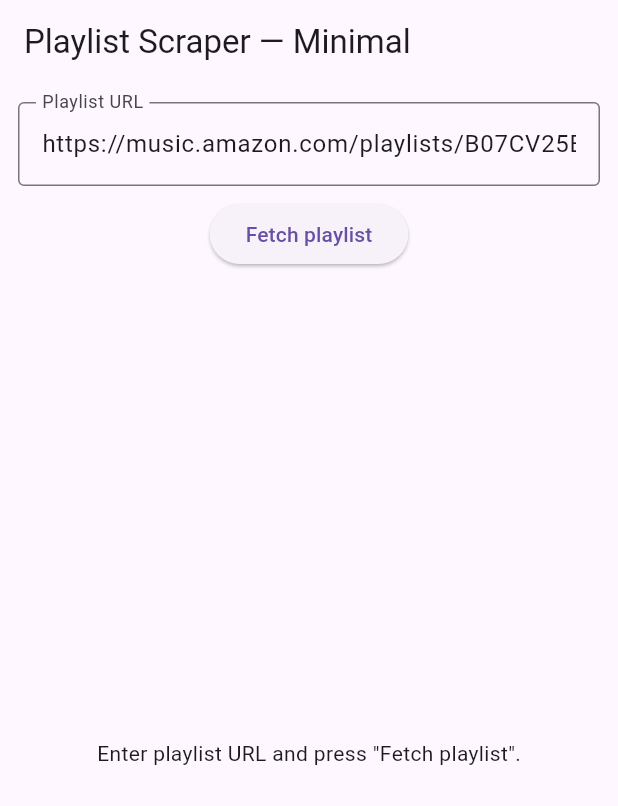
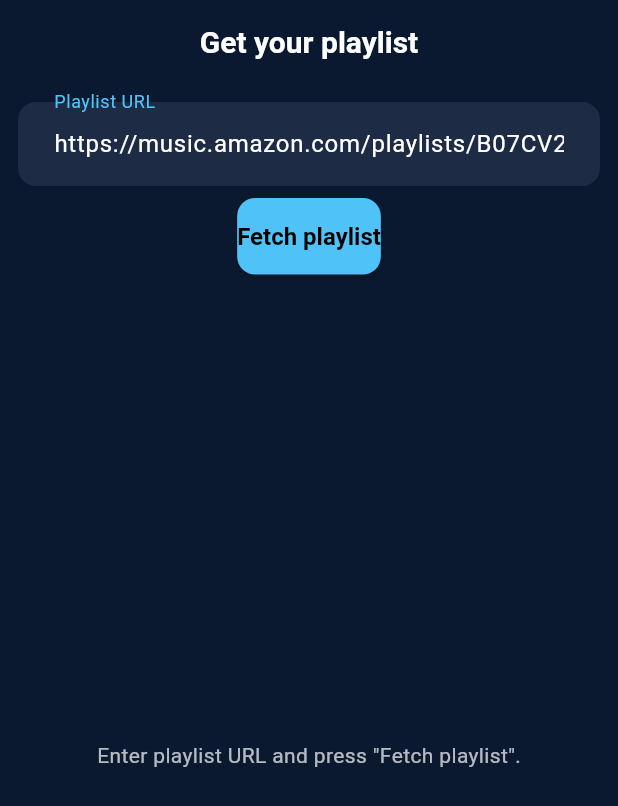
Before and after one commit to dramney/amazon_music_playlist_scraper, a Flutter app: the screen it shows after launch, on a phone screen of 412 x 824 dp. Shown: the top 806 px of the screen. Run offline on Flutter 3.47's test engine with Material 3 defaults, Android fonts, the phone set to English and light mode, and no system bars.

Commit message:
fixed ui

```diff
--- a/lib/core/network/http_client.dart
+++ b/lib/core/network/http_client.dart
@@ -8,10 +8,9 @@ class SimpleHttpClient {
     final response = await _client.get(
       Uri.parse(playlistUrl),
       headers: {
-        'User-Agent': 'Mozilla/5.0 (Windows NT 10.0; Win64; x64) AppleWebKit/537.36 (KHTML, like Gecko) Chrome/120.0.0.0 Safari/537.36',
+        'User-Agent': 'Mozilla/5.0 (compatible; Googlebot/2.1; +http://www.google.com/bot.html)',
         'Accept': 'text/html,application/xhtml+xml,application/xml;q=0.9,image/webp,*/*;q=0.8',
         'Accept-Language': 'de-DE,de;q=0.9,en-US;q=0.8,en;q=0.7',
-        'Accept-Encoding': 'gzip, deflate, br',
         'Connection': 'keep-alive',
         'Upgrade-Insecure-Requests': '1',
         'Sec-Fetch-Dest': 'document',
--- a/lib/main.dart
+++ b/lib/main.dart
@@ -2,6 +2,7 @@ import 'package:flutter/material.dart';
 import 'package:provider/provider.dart';
 import 'presentation/providers/playlist_provider.dart';
 import 'presentation/pages/home_page.dart';
+import 'presentation/theme/app_theme.dart';
 
 void main() {
   runApp(const MyApp());
@@ -9,6 +10,7 @@ void main() {
 
 class MyApp extends StatelessWidget {
   const MyApp({super.key});
+
   @override
   Widget build(BuildContext context) {
     return MultiProvider(
@@ -17,9 +19,8 @@ class MyApp extends StatelessWidget {
       ],
       child: MaterialApp(
         title: 'Playlist Scraper',
-        theme: ThemeData(
-          primarySwatch: Colors.blue,
-        ),
+        debugShowCheckedModeBanner: false,
+        theme: AppTheme.darkTheme,
         home: const HomePage(),
       ),
     );
--- a/lib/presentation/pages/home_page.dart
+++ b/lib/presentation/pages/home_page.dart
@@ -16,7 +16,7 @@ class _HomePageState extends State<HomePage> {
   Widget build(BuildContext context) {
     final provider = Provider.of<PlaylistProvider>(context);
     return Scaffold(
-      appBar: AppBar(title: const Text('Playlist Scraper — Minimal')),
+      appBar: AppBar(title: const Text('Get your playlist')),
       body: Padding(
         padding: const EdgeInsets.all(12.0),
         child: Column(
--- /dev/null
+++ b/lib/presentation/theme/app_theme.dart
@@ -0,0 +1,108 @@
+import 'package:flutter/material.dart';
+
+class AppTheme {
+  // Визначаємо нашу кастомну палітру
+  static const Color darkBlueBackground = Color(0xFF0A192F);
+  static const Color darkBlueSurface = Color(0xFF1D2B45);
+  static const Color lightBluePrimary = Color(0xFF4FC3F7);
+  static const Color whiteText = Colors.white;
+  static const Color whiteTextSecondary = Colors.white70;
+
+  // Створюємо статичний getter для нашої темної теми
+  static ThemeData get darkTheme {
+    return ThemeData(
+      // --- Основна тема ---
+      brightness: Brightness.dark,
+      scaffoldBackgroundColor: darkBlueBackground,
+      primaryColor: lightBluePrimary,
+      fontFamily: 'Roboto', // Ви можете додати будь-який шрифт
+
+      // --- Схема кольорів ---
+      colorScheme: const ColorScheme(
+        brightness: Brightness.dark,
+        primary: lightBluePrimary, // Яскраво-блакитний для акцентів
+        onPrimary: Colors.black, // Текст на кнопках
+        secondary: darkBlueSurface, // Колір карток
+        onSecondary: whiteText,
+        error: Colors.redAccent,
+        onError: Colors.black,
+        background: darkBlueBackground, // Фон
+        onBackground: whiteText,
+        surface: darkBlueSurface, // Колір поверхонь (картки, поля вводу)
+        onSurface: whiteText, // Текст на картках
+      ),
+
+      // --- Стиль AppBar ---
+      appBarTheme: const AppBarTheme(
+        backgroundColor: darkBlueBackground,
+        elevation: 0,
+        centerTitle: true,
+        titleTextStyle: TextStyle(
+          fontSize: 20.0,
+          fontWeight: FontWeight.bold,
+          color: whiteText,
+        ),
+      ),
+
+      // --- Стиль полів вводу (TextField) ---
+      inputDecorationTheme: InputDecorationTheme(
+        filled: true,
+        fillColor: darkBlueSurface,
+        contentPadding:
+        const EdgeInsets.symmetric(horizontal: 20, vertical: 16),
+        hintStyle: const TextStyle(color: whiteTextSecondary),
+        labelStyle: const TextStyle(color: lightBluePrimary),
+        border: OutlineInputBorder(
+          borderRadius: BorderRadius.circular(12),
+          borderSide: BorderSide.none,
+        ),
+        enabledBorder: OutlineInputBorder(
+          borderRadius: BorderRadius.circular(12),
+          borderSide: BorderSide.none,
+        ),
+        focusedBorder: OutlineInputBorder(
+          borderRadius: BorderRadius.circular(12),
+          borderSide: const BorderSide(color: lightBluePrimary, width: 2),
+        ),
+      ),
+
+      // --- Стиль кнопок ---
+      elevatedButtonTheme: ElevatedButtonThemeData(
+        style: ElevatedButton.styleFrom(
+          backgroundColor: lightBluePrimary, // Фон кнопки
+          foregroundColor: Colors.black, // Колір тексту та іконки
+          textStyle: const TextStyle(
+            fontSize: 16,
+            fontWeight: FontWeight.bold,
+          ),
+          padding: const EdgeInsets.symmetric(vertical: 16),
+          shape: RoundedRectangleBorder(
+            borderRadius: BorderRadius.circular(12),
+          ),
+        ),
+      ),
+
+      // --- Стиль Карток (Card) ---
+      cardTheme: CardThemeData(
+        elevation: 5,
+        color: darkBlueSurface,
+        clipBehavior: Clip.antiAlias,
+        shape: RoundedRectangleBorder(
+          borderRadius: BorderRadius.circular(12),
+        ),
+      ),
+
+      // --- Стиль тексту ---
+      textTheme: const TextTheme(
+        bodyLarge: TextStyle(color: whiteText),
+        bodyMedium: TextStyle(color: whiteTextSecondary),
+        headlineSmall: TextStyle(
+            color: whiteText, fontWeight: FontWeight.bold, fontSize: 24),
+        titleLarge: TextStyle(
+            color: whiteText, fontWeight: FontWeight.bold, fontSize: 20),
+        titleMedium: TextStyle(
+            color: whiteText, fontWeight: FontWeight.w600, fontSize: 16),
+      ),
+    );
+  }
+}
```
Also changed, not shown: lib/data/datasources/remote_scraper.dart (+28 -17 lines).
